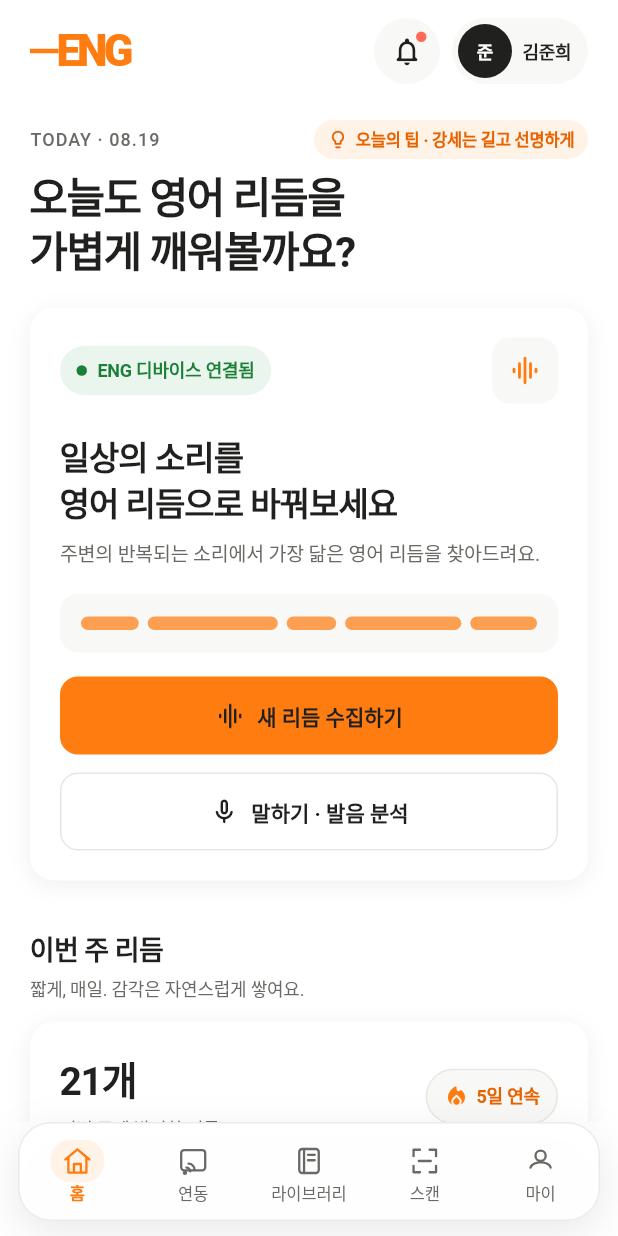
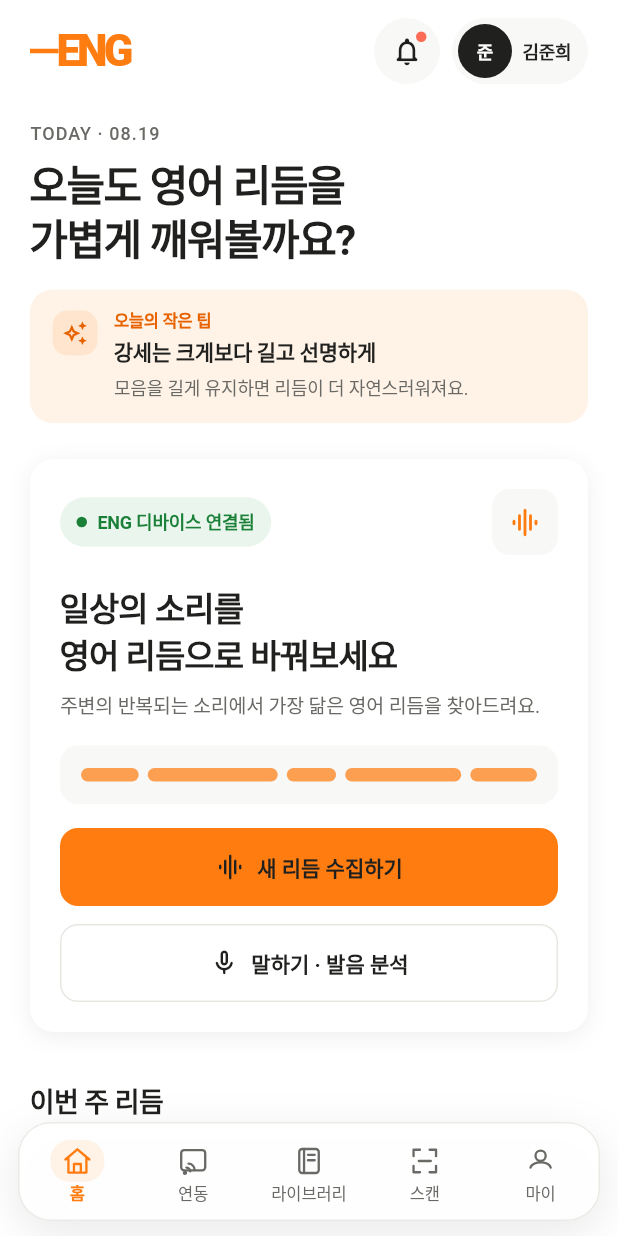
Before and after one commit to juliekimgold-web/eng-rhythm-7q2m9x4k8v3p, a Flutter app: the screen it shows after launch, on a phone screen of 412 x 824 dp. Run offline on Flutter 3.47's test engine with Material 3 defaults, Android fonts, the phone set to English and light mode, and no system bars; our stand-ins replace flutter_tts; Roboto replaces fonts that are missing (Pretendard).

Commit message:
replace daily tip pill with warm info banner

```diff
--- a/lib/screens/home_screen.dart
+++ b/lib/screens/home_screen.dart
@@ -69,7 +69,9 @@ class HomeScreen extends StatelessWidget {
                 _HomeHeader(onOpenProfile: onOpenProfile),
                 const SizedBox(height: AppSpacing.lg),
                 const _Greeting(),
-                const SizedBox(height: AppSpacing.page),
+                const SizedBox(height: AppSpacing.md),
+                const _DailyTipBanner(),
+                const SizedBox(height: AppSpacing.lg),
                 _CaptureHero(
                   onStartCapture: onStartCapture,
                   onStartSpeaking: () => _openSpeakPractice(context),
@@ -288,8 +290,6 @@ class _Greeting extends StatelessWidget {
     return Column(
       crossAxisAlignment: CrossAxisAlignment.start,
       children: [
-        Row(
-          children: [
         Text(
           'TODAY · $dateLabel',
           style: const TextStyle(
@@ -298,15 +298,6 @@ class _Greeting extends StatelessWidget {
             fontWeight: FontWeight.w500,
             letterSpacing: 0.7,
           ),
-            ),
-            const SizedBox(width: AppSpacing.xs),
-            const Expanded(
-              child: Align(
-                alignment: Alignment.centerRight,
-                child: _DailyTipPill(),
-              ),
-            ),
-          ],
         ),
         const SizedBox(height: 7),
         Text(
@@ -322,48 +313,75 @@ class _Greeting extends StatelessWidget {
   }
 }
 
-class _DailyTipPill extends StatelessWidget {
-  const _DailyTipPill();
+class _DailyTipBanner extends StatelessWidget {
+  const _DailyTipBanner();
 
   @override
   Widget build(BuildContext context) {
-    return Tooltip(
-      message: '모음을 조금 더 길게 유지하면 영어 리듬이 훨씬 자연스러워져요.',
-      child: Semantics(
-        label: '오늘의 작은 팁. 강세는 크게보다 길고 선명하게.',
+    return Semantics(
+      label: '오늘의 작은 팁. 강세는 크게보다 길고 선명하게. 모음을 길게 유지하면 리듬이 더 자연스러워져요.',
       child: Container(
         key: const ValueKey('home-daily-tip'),
-          padding: const EdgeInsets.symmetric(horizontal: 9, vertical: 6),
-          constraints: const BoxConstraints(maxWidth: 220),
+        padding: const EdgeInsets.symmetric(horizontal: 15, vertical: 14),
         decoration: BoxDecoration(
           color: AppColors.cream,
-            borderRadius: BorderRadius.circular(AppRadii.pill),
+          borderRadius: BorderRadius.circular(15),
         ),
-          child: const Row(
-            mainAxisSize: MainAxisSize.min,
+        child: Row(
+          crossAxisAlignment: CrossAxisAlignment.start,
           children: [
-              Icon(
-                Icons.lightbulb_outline_rounded,
+            Container(
+              width: 30,
+              height: 30,
+              decoration: BoxDecoration(
+                color: AppColors.orange.withValues(alpha: 0.12),
+                borderRadius: BorderRadius.circular(10),
+              ),
+              child: const Icon(
+                Icons.auto_awesome_outlined,
                 color: AppColors.orangeDark,
-                size: 14,
+                size: 17,
               ),
-              SizedBox(width: 5),
-              Flexible(
-                child: Text(
-                  '오늘의 팁 · 강세는 길고 선명하게',
-                  maxLines: 1,
-                  overflow: TextOverflow.ellipsis,
+            ),
+            const SizedBox(width: 11),
+            const Expanded(
+              child: Column(
+                crossAxisAlignment: CrossAxisAlignment.start,
+                children: [
+                  Text(
+                    '오늘의 작은 팁',
                     style: TextStyle(
                       color: AppColors.orangeDark,
                       fontSize: 11,
-                    height: 1.2,
+                      height: 1.25,
                       fontWeight: FontWeight.w600,
-                    letterSpacing: -0.15,
                     ),
+                  ),
+                  SizedBox(height: 3),
+                  Text(
+                    '강세는 크게보다 길고 선명하게',
+                    style: TextStyle(
+                      color: AppColors.ink,
+                      fontSize: 14,
+                      height: 1.35,
+                      fontWeight: FontWeight.w600,
+                      letterSpacing: -0.2,
+                    ),
+                  ),
+                  SizedBox(height: 4),
+                  Text(
+                    '모음을 길게 유지하면 리듬이 더 자연스러워져요.',
+                    style: TextStyle(
+                      color: AppColors.inkSoft,
+                      fontSize: 12,
+                      height: 1.48,
+                      letterSpacing: -0.1,
                     ),
                   ),
                 ],
               ),
+            ),
+          ],
         ),
       ),
     );
```
Also changed, not shown: 1 other file. Lines whose indentation alone changed are shown as unchanged.
